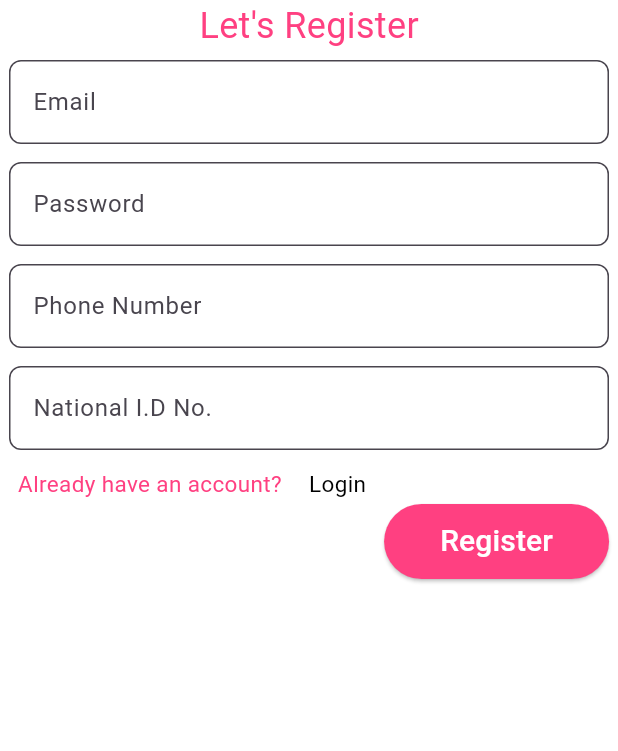
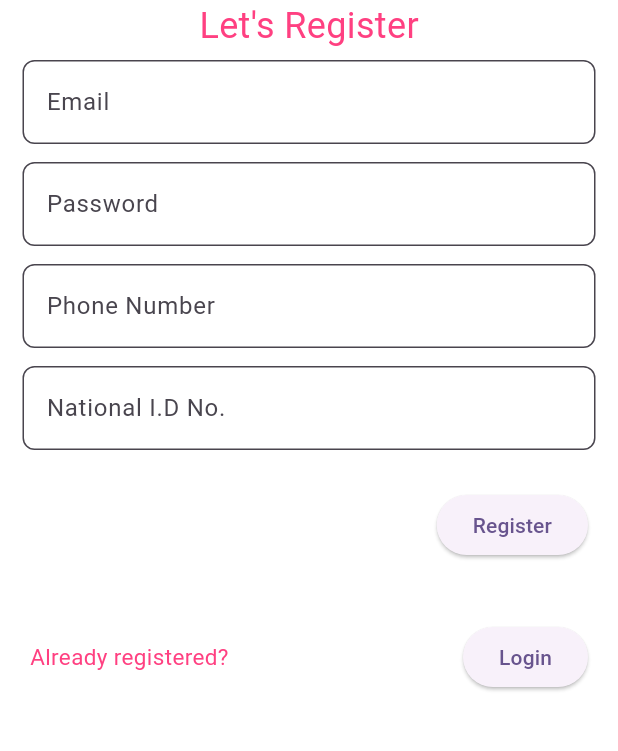
Before and after one commit to silakironji/SafeHer_app, a Flutter app: the RegisterScreen screen opened by its route, on a phone screen of 412 x 824 dp, the part 309-1060 px from its top. Run offline on Flutter 3.47's test engine with Material 3 defaults, Android fonts, the phone set to English and light mode, and no system bars; our stand-ins replace cloud_firestore, firebase_auth, firebase_core, font_awesome_flutter, geolocator, google_maps_flutter and 1 more; accounts and stored records are empty.

Commit message:
firebase intergrated, register newuser implemented, flutter run still  not building on ios

```diff
--- a/lib/main.dart
+++ b/lib/main.dart
@@ -1,6 +1,9 @@
 import 'package:flutter/material.dart';
 import 'package:shesafe/shesafe_app.dart';
+import 'package:firebase_core/firebase_core.dart';
 
-void main() {
+void main() async {
+  WidgetsFlutterBinding.ensureInitialized();
+  await Firebase.initializeApp();
   runApp(const SheSafeApp());
 }
--- a/lib/register_screen.dart
+++ b/lib/register_screen.dart
@@ -1,175 +1,157 @@
 import 'package:flutter/material.dart';
-import 'package:font_awesome_flutter/font_awesome_flutter.dart';
-
+import 'package:shesafe/services/authentication.dart';
+import 'package:shesafe/services/login.dart';
+import 'package:shesafe/services/registerNewUser.dart';
+import 'package:shesafe/utils/validators.dart';
 
 class RegisterScreen extends StatefulWidget {
-  const RegisterScreen({super.key});
-
-
+  const RegisterScreen({Key? key}) : super(key: key);
 
   @override
   State<RegisterScreen> createState() => _RegisterScreenState();
 }
 
 class _RegisterScreenState extends State<RegisterScreen> {
+  final TextEditingController _emailController = TextEditingController();
+  final TextEditingController _passwordController = TextEditingController();
+  final TextEditingController _phoneNumberController = TextEditingController();
+  final TextEditingController _nationalIdController = TextEditingController();
+  final _formKey = GlobalKey<FormState>();
 
   @override
   Widget build(BuildContext context) {
-
     return Scaffold(
-
       appBar: AppBar(
         backgroundColor: Colors.white,
       ),
-      body:Container(
+      body: Container(
         color: Colors.white,
-      child:  Column(
+        child: Form(
+          key: _formKey,
+          child: Column(
             children: [
-          Image.asset("assets/images/logo.png",
+              Image.asset(
+                "assets/images/logo.png",
                 width: 150,
                 height: 150,
-          )
-          ,
-
-          const Text("Let's Register", style: TextStyle(fontSize: 24, color: Colors.pinkAccent),
               ),
-
+              const Text(
+                "Let's Register",
+                style: TextStyle(fontSize: 24, color: Colors.pinkAccent),
+              ),
               Padding(
-            padding: const EdgeInsets.all(6.0),
-            child:  TextField(
+                padding: const EdgeInsets.fromLTRB(15, 6, 15, 6),
+                child: TextFormField(
+                  controller: _emailController,
                   decoration: InputDecoration(
+                    fillColor: Colors.white.withAlpha(100),
                     labelText: "Email",
                     filled: true,
                     border: const OutlineInputBorder(
                       borderSide: BorderSide(color: Colors.pinkAccent),
                       borderRadius: BorderRadius.all(Radius.circular(8)),
                     ),
-                  fillColor: Colors.white.withAlpha(100),
+                  ),
+                  validator: Validators.validateEmail,
                 ),
               ),
-          ),
-
               Padding(
-            padding: const EdgeInsets.all(6.0),
-            child:  TextField(
+                padding: const EdgeInsets.fromLTRB(15, 6, 15, 6),
+                child: TextFormField(
+                  controller: _passwordController,
                   decoration: InputDecoration(
+                    fillColor: Colors.white.withAlpha(100),
                     labelText: "Password",
                     filled: true,
                     border: const OutlineInputBorder(
                       borderSide: BorderSide(color: Colors.pinkAccent),
                       borderRadius: BorderRadius.all(Radius.circular(8)),
                     ),
-                  fillColor: Colors.white.withAlpha(100),
+                  ),
+                  validator: Validators.validatePassword,
                 ),
               ),
-          ),
-
               Padding(
-            padding: const EdgeInsets.all(6.0),
-            child:  TextField(
+                padding: const EdgeInsets.fromLTRB(15, 6, 15, 6),
+                child: TextFormField(
+                  controller: _phoneNumberController,
                   decoration: InputDecoration(
+                    fillColor: Colors.white.withAlpha(100),
                     labelText: "Phone Number",
                     filled: true,
                     border: const OutlineInputBorder(
                       borderSide: BorderSide(color: Colors.pinkAccent),
                       borderRadius: BorderRadius.all(Radius.circular(8)),
                     ),
-                  fillColor: Colors.white.withAlpha(100),
                   ),
+                  validator: Validators.validatePhoneNumber,
                 ),
               ),
               Padding(
-            padding: const EdgeInsets.all(6.0),
-            child:  TextField(
+                padding: const EdgeInsets.fromLTRB(15, 6, 15, 6),
+                child: TextFormField(
+                  controller: _nationalIdController,
                   decoration: InputDecoration(
+                    fillColor: Colors.white.withAlpha(100),
                     labelText: "National I.D No.",
                     filled: true,
                     border: const OutlineInputBorder(
                       borderSide: BorderSide(color: Colors.pinkAccent),
                       borderRadius: BorderRadius.all(Radius.circular(8)),
                     ),
-                  fillColor: Colors.white.withAlpha(100),
+                  ),
+                  validator: Validators.validateNationalId,
                 ),
               ),
+              Container(
+                padding: const EdgeInsets.all(20),
+                decoration: const BoxDecoration(),
+                child: Row(
+                  mainAxisAlignment: MainAxisAlignment.spaceBetween,
+                  children: [
+                    const SizedBox(
+                      width: 20,
                     ),
-
-          Row(
-            mainAxisAlignment: MainAxisAlignment.spaceEvenly,
-            crossAxisAlignment: CrossAxisAlignment.start,
-
-            children: [
-
-              Padding(
-                padding: const EdgeInsets.all(6.0),
-                child: const Text("Already have an account?",
-                 style: TextStyle(fontSize: 15, color: Colors.pinkAccent),
-
-                          ),
-              ),
-            GestureDetector(
-  onTap: () {
-    Navigator.of(context).pushNamed("/login");
-  },
-  child: Padding(
-    padding: const EdgeInsets.all(6.0),
-    child: const Text("Login",
-    style: TextStyle(fontSize: 15, color: Colors.black)),
-  ),
-),
-
-              Padding(
-                padding: const EdgeInsets.symmetric(vertical: 30),
-                child: Row(mainAxisAlignment: MainAxisAlignment.center,
-            crossAxisAlignment: CrossAxisAlignment.center,
-                  children: [
                     ElevatedButton(
                       onPressed: () {
-                      Navigator.of(context).pushNamed("/home");
+                        if (_formKey.currentState?.validate() ?? false) {
+                          registerNewUser(
+                            email: _emailController.text,
+                            password: _passwordController.text,
+                            phoneNumber: _phoneNumberController.text,
+                            nationalId: _nationalIdController.text,
+                          );
+                        }
                       },
-                    child: const Text('Register', style: TextStyle(fontSize: 20, ),),
-                    style: ElevatedButton.styleFrom(
-                      backgroundColor: Colors.pinkAccent,
-                      foregroundColor: Colors.white,
-                      fixedSize: const Size(150, 50),
-                    ),
+                      child: const Text('Register'),
                     ),
                   ],
                 ),
               ),
+              Container(
+                padding: const EdgeInsets.all(20),
+                decoration: const BoxDecoration(),
+                child: Row(
+                  mainAxisAlignment: MainAxisAlignment.spaceBetween,
+                  children: [
+                    const Text(
+                      "Already registered? ",
+                      style: TextStyle(fontSize: 15, color: Colors.pinkAccent),
+                    ),
+                    ElevatedButton(
+                      onPressed: () {
+                        if (_formKey.currentState?.validate() ?? false) {
+                          authenticate();
+                          logUserIn();
+                        }
+                      },
+                      child: const Text('Login'),
+                    ),
                   ],
                 ),
-
-          // Row(
-
-          //   crossAxisAlignment: CrossAxisAlignment.end,mainAxisAlignment: MainAxisAlignment.center,
-          //   children: [
-            // IconButton(
-            //   icon: Icon(FontAwesomeIcons.google),
-            //   iconSize: 25,
-            //   color: Colors.blue,
-            //   onPressed: () {
-            //     // Your Google action here
-            //   },
-            // ),
-            // IconButton(
-            //   icon: Icon(FontAwesomeIcons.apple),
-            //   iconSize: 25,
-            //   color: Colors.black,
-            //   onPressed: () {
-            //     // Your Apple action here
-            //   },
-            // ),
-            // IconButton(
-            //   icon: Icon(FontAwesomeIcons.facebook),
-            //   iconSize: 25,
-            //   color: Colors.blue,
-            //   onPressed: () {
-            //     // Your Facebook action here
-            //   },
-            // ),
-          // ],
-          // )
+              )
             ],
+          ),
         ),
       ),
     );
--- /dev/null
+++ b/lib/services/authentication.dart
@@ -0,0 +1,3 @@
+authenticate() {
+  print('autheticated in');
+}
--- /dev/null
+++ b/lib/services/login.dart
@@ -0,0 +1,3 @@
+logUserIn() {
+  print('logged in');
+}
--- a/lib/shesafe_app.dart
+++ b/lib/shesafe_app.dart
@@ -1,3 +1,4 @@
+import 'package:shesafe/login_screen.dart';
 import 'package:flutter/material.dart';
 import 'package:shesafe/account.dart';
 import 'package:shesafe/checkedin_screen.dart';
@@ -7,7 +8,6 @@ import 'package:shesafe/create_circle.dart';
 import 'package:shesafe/home_screen.dart';
 import 'package:shesafe/invite.dart';
 import 'package:shesafe/join_circle.dart';
-import 'package:shesafe/login_screen.dart';
 import 'package:shesafe/notifications_screen.dart';
 import 'package:shesafe/register_screen.dart';
 import 'package:shesafe/sos_count.dart';
--- a/pubspec.yaml
+++ b/pubspec.yaml
@@ -34,6 +34,7 @@ dependencies:
 
   # The following adds the Cupertino Icons font to your application.
   # Use with the CupertinoIcons class for iOS style icons.
+
   cupertino_icons: ^1.0.2
   google_maps_flutter: ^2.5.3
   bottom_navy_bar: ^6.0.0
@@ -43,6 +44,8 @@ dependencies:
   http: ^1.2.0
   font_awesome_flutter: 10.6.0
   share: ^2.0.3
+  firebase_auth: ^4.17.0
+  cloud_firestore: ^4.15.0
 
 
 dev_dependencies:
```
Also changed, not shown: lib/services/registerNewUser.dart (added, +31 -0 lines), lib/utils/validators.dart (added, +29 -0 lines), pubspec.lock, 30 other files. Lines whose indentation alone changed are shown as unchanged.
